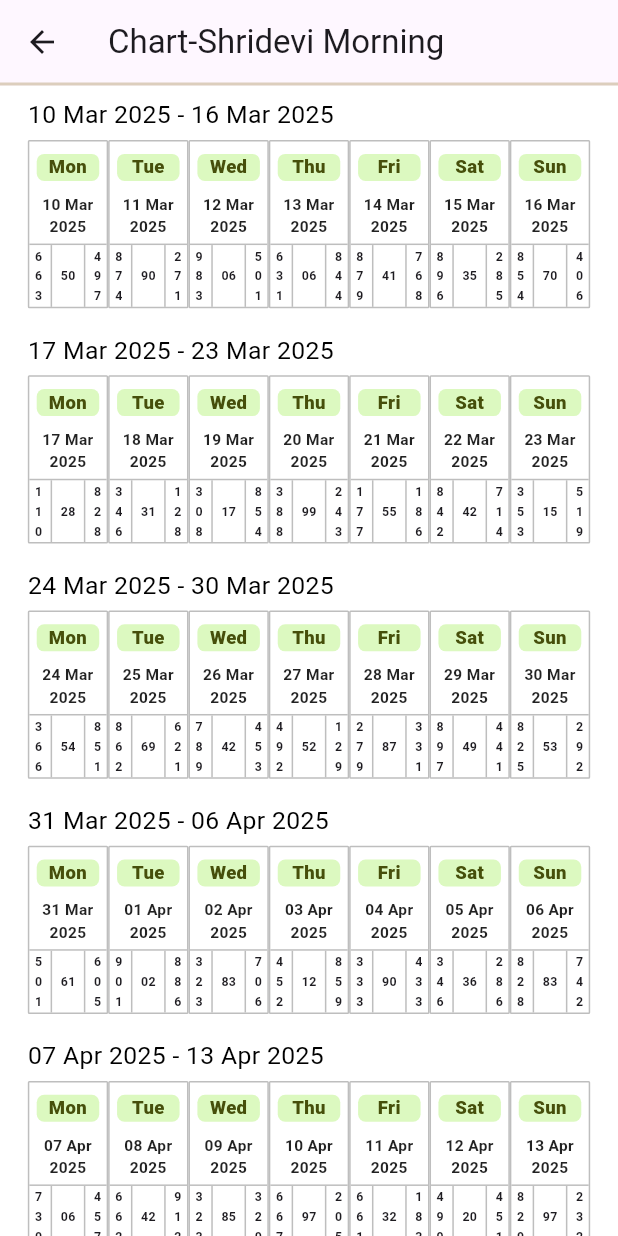
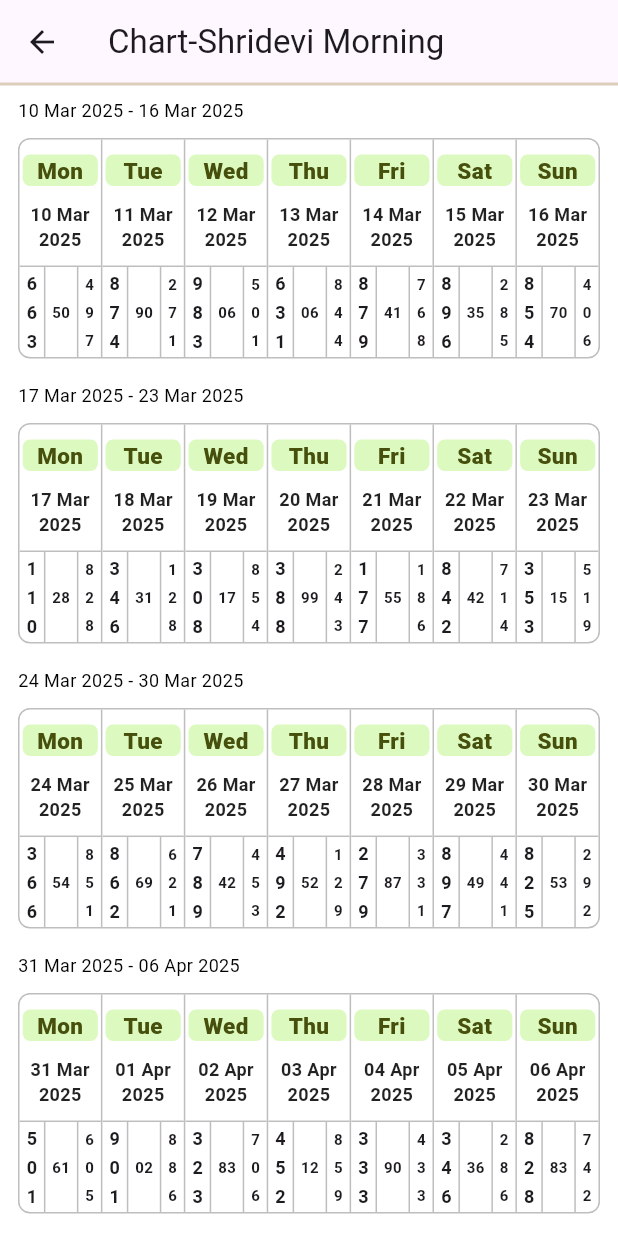
Before and after one commit to KartheekValigonda/matka_User, a Flutter app: the Chart screen opened directly, on a phone screen of 412 x 824 dp. Run offline on Flutter 3.47's test engine with Material 3 defaults, Android fonts, the phone set to English and light mode, and no system bars.

Commit message:
Updated code for UI

```diff
--- a/lib/Chart.dart
+++ b/lib/Chart.dart
@@ -109,8 +109,6 @@
   Widget build(BuildContext context) {
 
     final screenWidth = MediaQuery.of(context).size.width;
-    final screenHeight = MediaQuery.of(context).size.height;
-    double fontSize = screenWidth;
 
     return Scaffold(
       backgroundColor: Color(0xffFFFFFF),
@@ -165,79 +163,87 @@
                 String endDate = formatDate(dataList[endIndex]['Date']);
 
                 return Padding(
-                  padding: EdgeInsets.symmetric(vertical: screenHeight*0.01, horizontal: screenWidth*0.045),
+                  padding: EdgeInsets.symmetric(vertical: 8, horizontal: 12),
                   child: Column(
                     crossAxisAlignment: CrossAxisAlignment.start,
                     children: [
-                      Text("$startDate - $endDate", style: TextStyle(fontSize: fontSize*0.04, color: Colors.black),),
-                      SizedBox(height: screenHeight*0.005,),
-                      Row(
+                      Text("$startDate - $endDate", style: TextStyle(fontSize: 12, color: Colors.black),),
+                      SizedBox(height: 10),
+                      Container(
+                        decoration: BoxDecoration(
+                          border: Border.all(
+                            color: Color(0xffBEBEBE),
+                            width: 1,
+                          ),
+                          borderRadius: BorderRadius.circular(8)
+                        ),
+                        clipBehavior:Clip.antiAlias,
+                        child: Row(
+                          mainAxisAlignment: MainAxisAlignment.spaceEvenly,
                           children: List.generate(7, (dayIndex) {
                             int dataIndex = weekIndex * 7 + dayIndex;
                             if (dataIndex < dataList.length) {
                               final data = dataList[dataIndex];
                               String sum = calculateSum(data['entry_time'], data['exit_time']);
-
-                            return Container(
-                              width: screenWidth*0.13,
-                              decoration: BoxDecoration(
-                                color: Color(0xffFFFFFF),
-                                border: Border.all(color: Color(0xffBEBEBE)),
-                                borderRadius: BorderRadius.circular(1),
-                              ),
+                              return Row(
+                                children: [
+                                  Container(
+                                    width: (screenWidth-33)/7,
                                     child: Column(
                                       children: [
                                         Padding(
-                                    padding: EdgeInsets.symmetric(horizontal: screenWidth*0.012, vertical: screenHeight*0.01),
+                                          padding: EdgeInsets.symmetric(horizontal: 2, vertical: 10),
                                           child: Container(
                                             width: double.infinity,
                                             decoration: BoxDecoration(
                                               borderRadius: BorderRadius.circular(5),
                                               color: const Color(0xFFDCF9C0),
                                             ),
-                                      child: Text(data['Day'], textAlign: TextAlign.center, style: TextStyle(fontSize: fontSize*0.03, fontWeight: FontWeight.w800, color: Color(0xFF464F0B)),),
+                                            child: Text(data['Day'], textAlign: TextAlign.center, style: TextStyle(fontSize: 15, fontWeight: FontWeight.w800, color: Color(0xFF464F0B)),),
                                           ),
                                         ),
-                                  Text(formatDate(data['Date']), textAlign: TextAlign.center, style: TextStyle(fontSize: fontSize*0.025, fontWeight: FontWeight.bold, color: Colors.black87,),),
-                                  SizedBox(height: screenHeight*0.005),
+                                        Text(formatDate(data['Date']), textAlign: TextAlign.center, style: TextStyle(fontSize: 12, fontWeight: FontWeight.bold, color: Colors.black87,),),
+                                        SizedBox(height: 10),
                                         Container(
-                                    height: screenHeight*0.0005,
+                                          height: 0.005,
                                           child: Divider(
                                             thickness: 1,
                                             color: Color(0xffBEBEBE),
                                           ),
                                         ),
                                         Container(
-                                    height: screenHeight*0.05,
+                                          height: 60,
                                           child: Row(
                                             mainAxisAlignment: MainAxisAlignment.spaceEvenly,
                                             children: [
                                               Column(
                                                 mainAxisAlignment: MainAxisAlignment.spaceEvenly,
                                                 children: data['entry_time'].toString().split('').map((digit) =>
-                                              Text(digit, style: TextStyle(fontSize: fontSize*0.02, fontWeight: FontWeight.bold),)
+                                                    Text(digit, style: TextStyle(fontSize: 12, fontWeight: FontWeight.bold),)
                                                 ).toList(),
                                               ),
-                                        VerticalDivider(
-                                          width: 5,
-                                          thickness: 1,
-                                          color: Color(0xffBEBEBE),
+                                              Container(
+                                                width: 1,
+                                                decoration: BoxDecoration(
+                                                    color: Color(0xffBEBEBE)
+                                                ),
                                               ),
                                               Column(
                                                 mainAxisAlignment: MainAxisAlignment.center,
                                                 children: [
-                                            Text(sum, style: TextStyle(fontSize: fontSize*0.02, fontWeight: FontWeight.bold,),),
+                                                  Text(sum, style: TextStyle(fontSize: 10, fontWeight: FontWeight.bold,),),
                                                 ],
                                               ),
-                                        VerticalDivider(
-                                          width: 5,
-                                          thickness: 1,
-                                          color: Color(0xffBEBEBE),
+                                              Container(
+                                                width: 1,
+                                                decoration: BoxDecoration(
+                                                    color: Color(0xffBEBEBE)
+                                                ),
                                               ),
                                               Column(
                                                 mainAxisAlignment: MainAxisAlignment.spaceEvenly,
                                                 children: data['exit_time'].toString().split('').map((digit) =>
-                                              Text(digit, style: TextStyle(fontSize: fontSize*0.02, fontWeight: FontWeight.bold),)
+                                                    Text(digit, style: TextStyle(fontSize: 10, fontWeight: FontWeight.bold),)
                                                 ).toList(),
                                               ),
                                             ],
@@ -245,11 +251,22 @@
                                         )
                                       ],
                                     ),
+                                  ),
+                                  if(dayIndex!=6)
+                                    Container(
+                                      height: 145,
+                                      width: 1,
+                                      decoration: BoxDecoration(
+                                          color: Color(0xffBEBEBE)
+                                      ),
+                                    )
+                                ],
                               );
                             } else {
                               return const Expanded(child: SizedBox.shrink());
                             }
                           }),
+                        ),
                       ),
                     ],
                   ),
```
Lines whose indentation alone changed are shown as unchanged.
